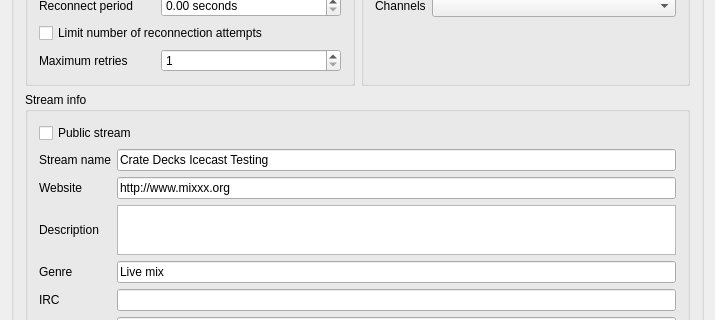
Above: src/preferences/dialog/dlgprefbroadcastdlg.ui from thecrateapp/crate-decks before the change; both pictures show x 0 to 715 and y 544 to 864 of the 715 by 1157 pixel window. Below: the same form after it.
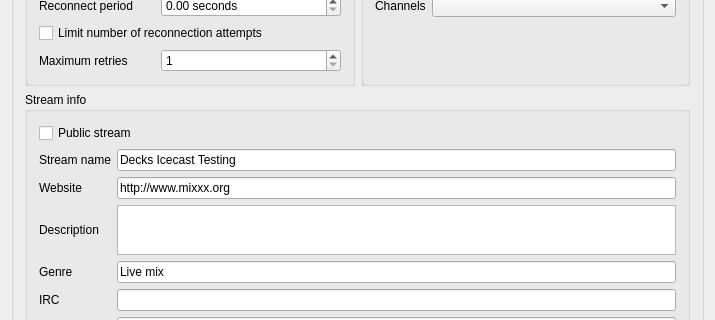
That is the form after the change.

Commit message: feat(decks): call the application Decks

Patch:
```diff
--- a/src/preferences/dialog/dlgprefbroadcastdlg.ui
+++ b/src/preferences/dialog/dlgprefbroadcastdlg.ui
@@ -506,7 +506,7 @@
               </sizepolicy>
              </property>
              <property name="text">
-              <string>Crate Decks Icecast Testing</string>
+              <string>Decks Icecast Testing</string>
              </property>
             </widget>
            </item>
```
The commit also changes 102 other files.
